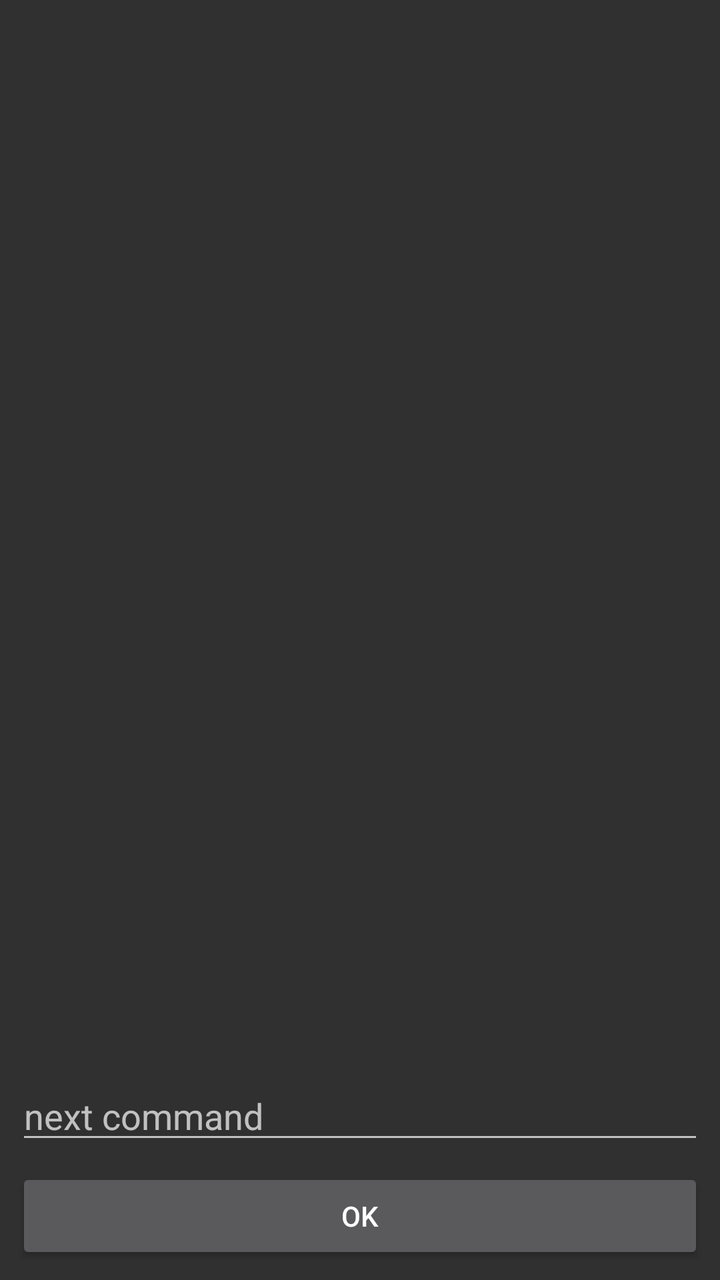
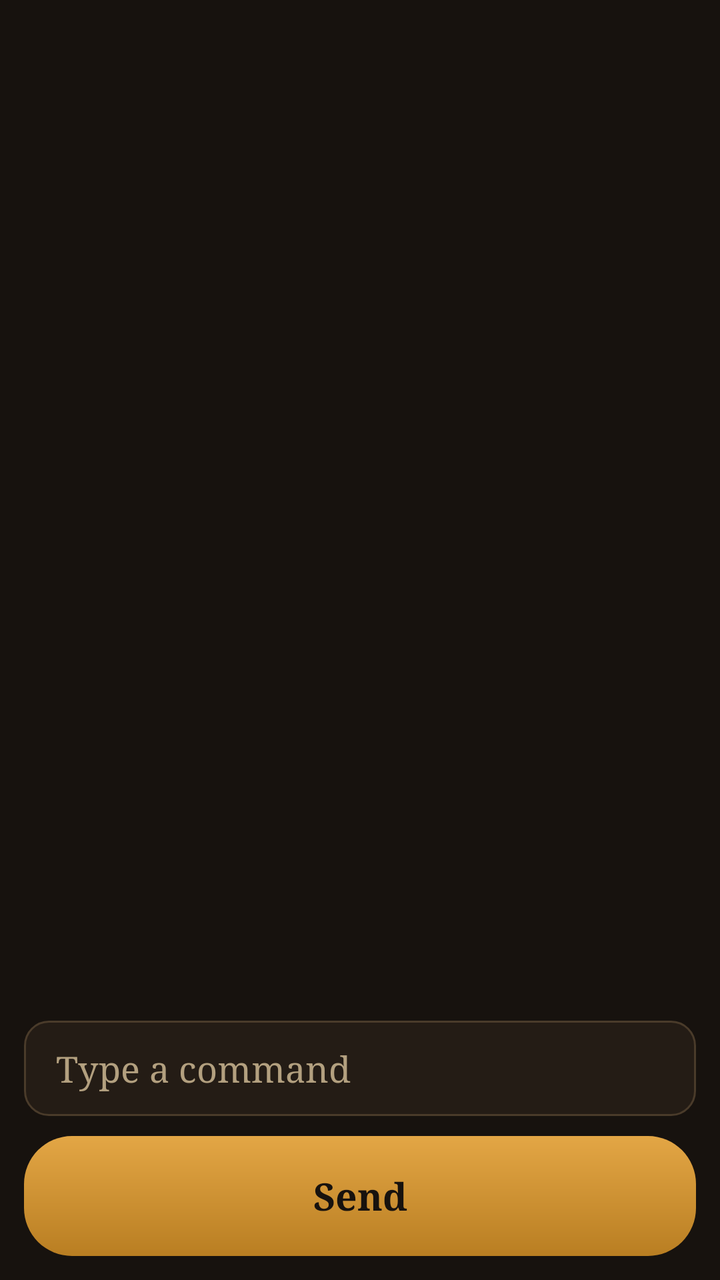

Screens rendered from an Android XML layout before and after an edit, with the pre-edit source and the edit as a unified diff.
<!-- AndroidManifest.xml: application theme AppTheme -->
<!-- res/layout/activity_text_mode.xml -->
<?xml version="1.0" encoding="utf-8"?>
<androidx.constraintlayout.widget.ConstraintLayout
    xmlns:android="http://schemas.android.com/apk/res/android"
    xmlns:app="http://schemas.android.com/apk/res-auto"
    xmlns:tools="http://schemas.android.com/tools"
    android:layout_width="match_parent"
    android:layout_height="match_parent"
    tools:context="org.redrossistudios.audioif.controllers.TextModeActivity"
    tools:layout_editor_absoluteX="0dp"
    tools:layout_editor_absoluteY="81dp"
    android:descendantFocusability="beforeDescendants"
    android:focusableInTouchMode="true" >

    <Button
        android:id="@+id/button"
        android:layout_width="0dp"
        android:layout_height="wrap_content"
        android:layout_marginBottom="8dp"
        android:layout_marginLeft="8dp"
        android:layout_marginRight="8dp"
        android:text="Ok"
        app:layout_constraintBottom_toBottomOf="parent"
        app:layout_constraintLeft_toLeftOf="parent"
        app:layout_constraintRight_toRightOf="parent"
        app:layout_constraintHorizontal_bias="0.0"
        android:layout_marginStart="8dp"
        android:layout_marginEnd="8dp"/>

    <EditText
        android:id="@+id/editText"
        android:layout_width="0dp"
        android:layout_height="wrap_content"
        android:ems="10"
        android:hint="next command"
        android:inputType="textPersonName"
        android:layout_marginBottom="7dp"
        app:layout_constraintBottom_toTopOf="@+id/button"
        android:layout_marginLeft="8dp"
        app:layout_constraintLeft_toLeftOf="parent"
        android:layout_marginRight="8dp"
        app:layout_constraintRight_toRightOf="parent"
        android:layout_marginStart="8dp"
        android:layout_marginEnd="8dp"/>

    <ScrollView
        android:id="@+id/scrollView"
        android:layout_width="0dp"
        android:layout_height="0dp"
        android:layout_marginBottom="8dp"
        android:layout_marginLeft="8dp"
        android:layout_marginRight="8dp"
        android:layout_marginTop="8dp"
        app:layout_constraintBottom_toTopOf="@+id/editText"
        app:layout_constraintLeft_toLeftOf="parent"
        app:layout_constraintRight_toRightOf="parent"
        app:layout_constraintTop_toTopOf="parent">

        <LinearLayout
            android:layout_width="match_parent"
            android:layout_height="wrap_content"
            android:orientation="vertical">

            <TextView
                android:id="@+id/textView"
                android:layout_width="match_parent"
                android:layout_height="match_parent"
                android:layout_marginBottom="8dp"
                android:layout_marginEnd="8dp"
                android:layout_marginLeft="8dp"
                android:layout_marginRight="8dp"
                android:layout_marginStart="8dp"
                android:layout_marginTop="8dp"
                app:layout_constraintBottom_toTopOf="@+id/editText"
                app:layout_constraintLeft_toLeftOf="parent"
                app:layout_constraintRight_toRightOf="parent"
                app:layout_constraintTop_toTopOf="parent"/>

            <TextView
                android:id="@+id/footer"
                android:layout_width="1dp"
                android:layout_height="1dp"
                android:focusable="true"
                android:focusableInTouchMode="true" />

        </LinearLayout>
    </ScrollView>

</androidx.constraintlayout.widget.ConstraintLayout>
<!-- resources referenced by this layout -->
<resources>
  <style name="AppTheme" parent="Theme.AppCompat">
          
          <item name="colorPrimary">@color/colorPrimary</item>
          <item name="colorPrimaryDark">@color/colorPrimaryDark</item>
          <item name="colorAccent">@color/colorAccent</item>
      </style>
  <color name="colorPrimary">#3F51B5</color>
  <color name="colorPrimaryDark">#303F9F</color>
  <color name="colorAccent">#FF4081</color>
</resources>

<!-- the commit's change to res/layout/activity_text_mode.xml (unified diff, before → after) -->
@@ -5,51 +5,43 @@
     xmlns:tools="http://schemas.android.com/tools"
     android:layout_width="match_parent"
     android:layout_height="match_parent"
-    tools:context="org.redrossistudios.audioif.controllers.TextModeActivity"
-    tools:layout_editor_absoluteX="0dp"
-    tools:layout_editor_absoluteY="81dp"
     android:descendantFocusability="beforeDescendants"
-    android:focusableInTouchMode="true" >
+    android:focusableInTouchMode="true"
+    tools:context="org.redrossistudios.audioif.controllers.TextModeActivity">
 
     <Button
         android:id="@+id/button"
+        style="@style/AdventureButton.Primary"
         android:layout_width="0dp"
         android:layout_height="wrap_content"
-        android:layout_marginBottom="8dp"
-        android:layout_marginLeft="8dp"
-        android:layout_marginRight="8dp"
-        android:text="Ok"
+        android:layout_marginStart="12dp"
+        android:layout_marginEnd="12dp"
+        android:layout_marginBottom="12dp"
+        android:text="Send"
         app:layout_constraintBottom_toBottomOf="parent"
         app:layout_constraintLeft_toLeftOf="parent"
-        app:layout_constraintRight_toRightOf="parent"
-        app:layout_constraintHorizontal_bias="0.0"
-        android:layout_marginStart="8dp"
-        android:layout_marginEnd="8dp"/>
+        app:layout_constraintRight_toRightOf="parent" />
 
     <EditText
         android:id="@+id/editText"
         android:layout_width="0dp"
         android:layout_height="wrap_content"
-        android:ems="10"
-        android:hint="next command"
+        android:layout_marginStart="12dp"
+        android:layout_marginEnd="12dp"
+        android:layout_marginBottom="10dp"
+        android:background="@drawable/edittext_bg"
+        android:fontFamily="serif"
+        android:hint="Type a command"
         android:inputType="textPersonName"
-        android:layout_marginBottom="7dp"
+        android:textColor="@color/parchment"
         app:layout_constraintBottom_toTopOf="@+id/button"
-        android:layout_marginLeft="8dp"
         app:layout_constraintLeft_toLeftOf="parent"
-        android:layout_marginRight="8dp"
-        app:layout_constraintRight_toRightOf="parent"
-        android:layout_marginStart="8dp"
-        android:layout_marginEnd="8dp"/>
-
+        app:layout_constraintRight_toRightOf="parent" />
     <ScrollView
         android:id="@+id/scrollView"
         android:layout_width="0dp"
         android:layout_height="0dp"
-        android:layout_marginBottom="8dp"
-        android:layout_marginLeft="8dp"
-        android:layout_marginRight="8dp"
-        android:layout_marginTop="8dp"
+        android:layout_margin="8dp"
         app:layout_constraintBottom_toTopOf="@+id/editText"
         app:layout_constraintLeft_toLeftOf="parent"
         app:layout_constraintRight_toRightOf="parent"
@@ -62,18 +54,12 @@
 
             <TextView
                 android:id="@+id/textView"
+                style="@style/StoryText"
                 android:layout_width="match_parent"
-                android:layout_height="match_parent"
-                android:layout_marginBottom="8dp"
-                android:layout_marginEnd="8dp"
-                android:layout_marginLeft="8dp"
-                android:layout_marginRight="8dp"
-                android:layout_marginStart="8dp"
-                android:layout_marginTop="8dp"
-                app:layout_constraintBottom_toTopOf="@+id/editText"
-                app:layout_constraintLeft_toLeftOf="parent"
-                app:layout_constraintRight_toRightOf="parent"
-                app:layout_constraintTop_toTopOf="parent"/>
+                android:layout_height="wrap_content"
+                android:padding="12dp"
+                android:textIsSelectable="false"
+                android:textSize="18sp" />
 
             <TextView
                 android:id="@+id/footer"
@@ -81,7 +67,6 @@
                 android:layout_height="1dp"
                 android:focusable="true"
                 android:focusableInTouchMode="true" />
-
         </LinearLayout>
     </ScrollView>
 
<!-- resource entries referenced after the edit -->
@@ -1,13 +1,117 @@
 <!-- resources referenced by this layout -->
 <resources>
+  <color name="parchment">#EBDDBE</color>
+  <!-- drawable edittext_bg (drawable) -->
+  <?xml version="1.0" encoding="utf-8"?>
+  <selector xmlns:android="http://schemas.android.com/apk/res/android">
+      <item android:state_focused="true">
+          <shape android:shape="rectangle">
+              <solid android:color="@color/inkRaised" />
+              <stroke android:width="2dp" android:color="@color/amber" />
+              <corners android:radius="12dp" />
+              <padding android:left="16dp" android:top="12dp" android:right="16dp" android:bottom="12dp" />
+          </shape>
+      </item>
+      <item>
+          <shape android:shape="rectangle">
+              <solid android:color="@color/inkRaised" />
+              <stroke android:width="1dp" android:color="@color/inkBorder" />
+              <corners android:radius="12dp" />
+              <padding android:left="16dp" android:top="12dp" android:right="16dp" android:bottom="12dp" />
+          </shape>
+      </item>
+  </selector>
+  <style name="AdventureButton.Primary">
+          <item name="android:background">@drawable/btn_adventure_primary</item>
+          <item name="android:textColor">@color/ink</item>
+          <item name="android:drawableTint">@color/ink</item>
+          <item name="android:textStyle">bold</item>
+      </style>
+  <style name="StoryText">
+          <item name="android:fontFamily">serif</item>
+          <item name="android:textColor">@color/parchment</item>
+          <item name="android:lineSpacingMultiplier">1.25</item>
+      </style>
   <style name="AppTheme" parent="Theme.AppCompat">
-          
           <item name="colorPrimary">@color/colorPrimary</item>
           <item name="colorPrimaryDark">@color/colorPrimaryDark</item>
           <item name="colorAccent">@color/colorAccent</item>
+          <item name="colorControlNormal">@color/parchmentMuted</item>
+          <item name="android:windowBackground">@color/ink</item>
+          <item name="android:colorBackground">@color/ink</item>
+          <item name="android:textColorPrimary">@color/parchment</item>
+          <item name="android:textColorSecondary">@color/parchmentMuted</item>
+          <item name="android:textColorHint">@color/parchmentMuted</item>
+          <item name="buttonStyle">@style/AdventureButton</item>
+          <item name="android:buttonStyle">@style/AdventureButton</item>
+          <item name="alertDialogTheme">@style/AdventureDialog</item>
+          <item name="android:alertDialogTheme">@style/AdventureDialog</item>
+          <item name="android:dialogTheme">@style/AdventureDialog</item>
       </style>
-  <color name="colorPrimary">#3F51B5</color>
-  <color name="colorPrimaryDark">#303F9F</color>
-  <color name="colorAccent">#FF4081</color>
+  <color name="inkRaised">#241C15</color>
+  <color name="amber">#E3A645</color>
+  <color name="inkBorder">#4A3B2A</color>
+  <!-- drawable btn_adventure_primary (drawable) -->
+  <?xml version="1.0" encoding="utf-8"?>
+  <ripple xmlns:android="http://schemas.android.com/apk/res/android"
+      android:color="#40FFFFFF">
+      <item>
+          <shape android:shape="rectangle">
+              <gradient
+                  android:angle="270"
+                  android:startColor="@color/amber"
+                  android:endColor="@color/amberDark" />
+              <corners android:radius="24dp" />
+          </shape>
+      </item>
+  </ripple>
+  <color name="ink">#17120E</color>
+  <color name="colorPrimary">@color/inkRaised</color>
+  <color name="colorPrimaryDark">@color/ink</color>
+  <color name="colorAccent">@color/amber</color>
+  <color name="parchmentMuted">#B3A07F</color>
+  <style name="AdventureButton" parent="Widget.AppCompat.Button">
+          <item name="android:background">@drawable/btn_adventure</item>
+          <item name="android:textColor">@color/parchment</item>
+          <item name="android:fontFamily">serif</item>
+          <item name="android:textAllCaps">false</item>
+          <item name="android:textSize">19sp</item>
+          <item name="android:minHeight">60dp</item>
+          <item name="android:paddingStart">20dp</item>
+          <item name="android:paddingEnd">20dp</item>
+          <item name="android:drawablePadding">16dp</item>
+          <item name="android:drawableTint">@color/amber</item>
+          <item name="android:stateListAnimator">@null</item>
+      </style>
+  <style name="AdventureDialog" parent="Theme.AppCompat.Dialog.Alert">
+          <item name="colorAccent">@color/amber</item>
+          <item name="android:windowBackground">@drawable/dialog_bg</item>
+          <item name="android:textColorPrimary">@color/parchment</item>
+          <item name="android:textColorSecondary">@color/parchmentMuted</item>
+      </style>
+  <color name="amberDark">#B97E22</color>
+  <!-- drawable btn_adventure (drawable) -->
+  <?xml version="1.0" encoding="utf-8"?>
+  <ripple xmlns:android="http://schemas.android.com/apk/res/android"
+      android:color="@color/amberRipple">
+      <item>
+          <shape android:shape="rectangle">
+              <solid android:color="@color/inkRaised" />
+              <stroke android:width="1dp" android:color="@color/inkBorder" />
+              <corners android:radius="14dp" />
+          </shape>
+      </item>
+  </ripple>
+  <!-- drawable dialog_bg (drawable) -->
+  <?xml version="1.0" encoding="utf-8"?>
+  <inset xmlns:android="http://schemas.android.com/apk/res/android"
+      android:inset="16dp">
+      <shape android:shape="rectangle">
+          <solid android:color="@color/inkRaised" />
+          <stroke android:width="1dp" android:color="@color/inkBorder" />
+          <corners android:radius="18dp" />
+      </shape>
+  </inset>
+  <color name="amberRipple">#40E3A645</color>
 </resources>
 
